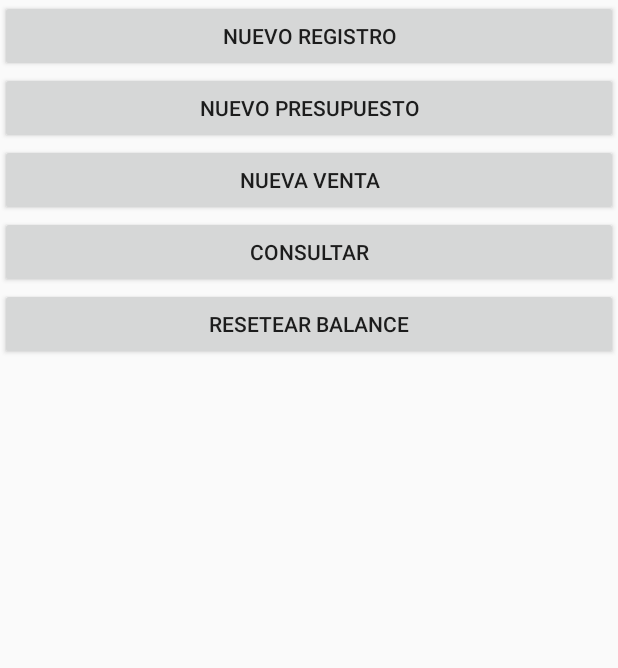
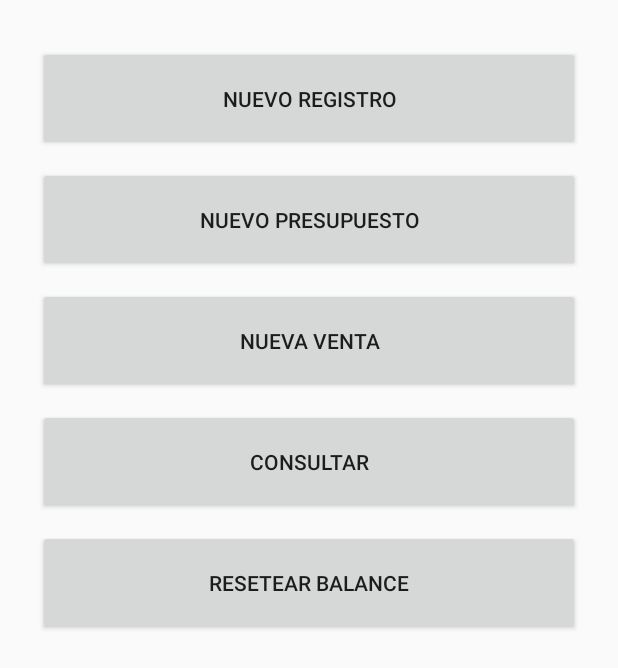
Before and after one commit to compudiego/AdministracionCompudiego, an Android app: the screen it shows after launch (MainActivity), on a phone screen of 412 x 824 dp. Shown: the top 668 px of the screen. Run offline under Robolectric (Android 15) with nearby library versions, the phone set to English and light mode, and no system bars; our stand-ins replace Firebase (no records; nobody signed in at launch, a user with empty details on screens opened directly); libraries missing offline, so code that uses them is left out: dmax.dialog.

Commit message:
primeros toques de vistas

```diff
--- a/app/src/main/java/com/example/administracioncompudiego/NuevoRegistro.java
+++ b/app/src/main/java/com/example/administracioncompudiego/NuevoRegistro.java
@@ -53,8 +53,8 @@ public class NuevoRegistro  extends AppCompatActivity {
         dniT = (EditText)findViewById(R.id.dni);
 
         mDialog = new SpotsDialog.Builder().setContext(NuevoRegistro.this).setMessage("Registrando entrada").setCancelable(false).build();
+        guardar = (Button)findViewById(R.id.guardar);
 
-        guardar = (Button)findViewById(R.id.guardar);
         db.collection("ID").document("numeros").get().addOnSuccessListener(new OnSuccessListener<DocumentSnapshot>() {
             @Override
             public void onSuccess(DocumentSnapshot documentSnapshot) {
@@ -68,10 +68,15 @@ public class NuevoRegistro  extends AppCompatActivity {
         });
 
         guardar.setOnClickListener(new View.OnClickListener(){
-
             @Override
             public void onClick(View v) {
                 mDialog.show();
+                guardarNuevoRegistro();
+            }
+        });
+    }
+
+    private void guardarNuevoRegistro() {
 
         nombre = nombreT.getText().toString();
         equipo = equipoT.getText().toString();
@@ -101,6 +106,7 @@ public class NuevoRegistro  extends AppCompatActivity {
         map.put("sn",sn);
         map.put("DNI",dni);
         map.put("fecha", fechita);
+
         db.collection("Equipos").document(num).set(map)
                 .addOnSuccessListener(new OnSuccessListener<Void>() {
                     @Override
@@ -119,11 +125,7 @@ public class NuevoRegistro  extends AppCompatActivity {
                                         dialog.dismiss();
                                     }
                                 });
-
                         alertDialog.show();
-
-
-
                     }
                 })
                 .addOnFailureListener(new OnFailureListener() {
@@ -131,10 +133,14 @@ public class NuevoRegistro  extends AppCompatActivity {
                     public void onFailure(@NonNull Exception e) {
                         mDialog.dismiss();
                         Toast.makeText(getApplicationContext(), "Error", Toast.LENGTH_SHORT).show();
-
                         Log.w("TAG", "Error writing document", e);
                     }
                 });
+
+        sumarId();
+    }
+
+    private void sumarId() {
         int numEntero = Integer.parseInt(num);
         numEntero+=1;
         String numCadena= Integer.toString(numEntero);
@@ -156,22 +162,12 @@ public class NuevoRegistro  extends AppCompatActivity {
                         Log.w("TAG", "Error writing document", e);
                     }
                 });
-
-
     }
 
-        });
-
-    }
     public static String getFechaActual() {
         Date ahora = new Date();
         SimpleDateFormat formateador = new SimpleDateFormat("dd-MM-yyyy");
         return formateador.format(ahora);
     }
 
-
-
-
-
-
 }
--- a/app/src/main/res/layout/activity_main.xml
+++ b/app/src/main/res/layout/activity_main.xml
@@ -1,51 +1,79 @@
 <?xml version="1.0" encoding="utf-8"?>
-<androidx.coordinatorlayout.widget.CoordinatorLayout xmlns:android="http://schemas.android.com/apk/res/android"
+<androidx.coordinatorlayout.widget.CoordinatorLayout
+    xmlns:android="http://schemas.android.com/apk/res/android"
     xmlns:app="http://schemas.android.com/apk/res-auto"
     xmlns:tools="http://schemas.android.com/tools"
     android:layout_width="match_parent"
-    android:layout_height="match_parent"
+    android:layout_height="wrap_content"
     tools:context=".MainActivity">
+
+        <ScrollView
+            android:layout_width="match_parent"
+            android:layout_height="wrap_content"
+            tools:ignore="MissingConstraints">
+
             <LinearLayout
                 android:layout_width="match_parent"
                 android:layout_height="wrap_content"
+                android:padding="25dp"
                 android:orientation="vertical">
+
+
                 <Button
                     android:id="@+id/button"
                     android:layout_width="match_parent"
                     android:layout_height="wrap_content"
-        android:text="Nuevo Registro"
+                    android:layout_marginTop="5dp"
+                    android:layout_marginBottom="5dp"
                     android:ems="10"
-        tools:layout_margin="25dp" />
+                    android:padding="25dp"
+                    android:text="Nuevo Registro" />
 
                 <Button
                     android:id="@+id/button3"
                     android:layout_width="match_parent"
                     android:layout_height="wrap_content"
                     android:ems="10"
-        tools:layout_margin="25dp"
-        android:text="Nuevo Presupuesto" />
+                    android:padding="25dp"
+                    android:layout_marginTop="5dp"
+                    android:layout_marginBottom="5dp"
+                    android:text="Nuevo Presupuesto"
+                    tools:layout_margin="25dp" />
+
                 <Button
                     android:id="@+id/button4"
                     android:layout_width="match_parent"
                     android:layout_height="wrap_content"
                     android:ems="10"
-            tools:layout_margin="25dp"
-            android:text="Nueva Venta" />
+                    android:padding="25dp"
+                    android:layout_marginTop="5dp"
+                    android:layout_marginBottom="5dp"
+                    android:text="Nueva Venta"
+                    tools:layout_margin="40dp" />
 
                 <Button
                     android:id="@+id/button2"
                     android:layout_width="match_parent"
                     android:layout_height="wrap_content"
                     android:ems="10"
-            tools:layout_margin="25dp"
-            android:text="Consultar" />
+                    android:padding="25dp"
+                    android:layout_marginTop="5dp"
+                    android:layout_marginBottom="5dp"
+                    android:text="Consultar"
+                    tools:layout_margin="25dp" />
+
                 <Button
                     android:id="@+id/button5"
                     android:layout_width="match_parent"
                     android:layout_height="wrap_content"
                     android:ems="10"
-            tools:layout_margin="25dp"
-            android:text="Resetear Balance" />
+                    android:padding="25dp"
+                    android:layout_marginTop="5dp"
+                    android:layout_marginBottom="5dp"
+                    android:text="Resetear Balance"
+                    tools:layout_margin="25dp" />
 
             </LinearLayout>
+        </ScrollView>
+
 </androidx.coordinatorlayout.widget.CoordinatorLayout>
--- a/app/src/main/res/values/colors.xml
+++ b/app/src/main/res/values/colors.xml
@@ -1,6 +1,6 @@
 <?xml version="1.0" encoding="utf-8"?>
 <resources>
-    <color name="colorPrimary">#6200EE</color>
-    <color name="colorPrimaryDark">#3700B3</color>
+    <color name="colorPrimary">#FF0000</color>
+    <color name="colorPrimaryDark">#000000</color>
     <color name="colorAccent">#03DAC5</color>
 </resources>
--- a/app/src/main/res/values/strings.xml
+++ b/app/src/main/res/values/strings.xml
@@ -1,5 +1,5 @@
 <resources>
-    <string name="app_name">AdministracionCompudiego</string>
+    <string name="app_name">Compu<b><u>Diego</u></b></string>
     <string name="action_settings">Settings</string>
     <!-- Strings used for fragments for navigation -->
     <string name="first_fragment_label">First Fragment</string>
```
Lines whose indentation alone changed are shown as unchanged.
